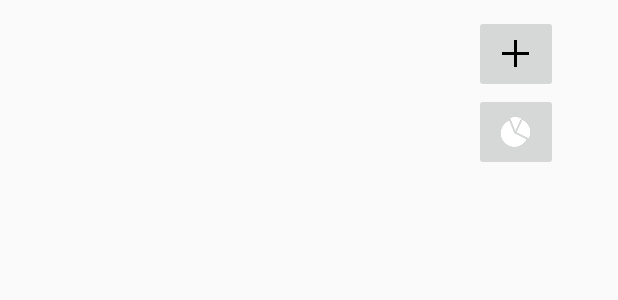
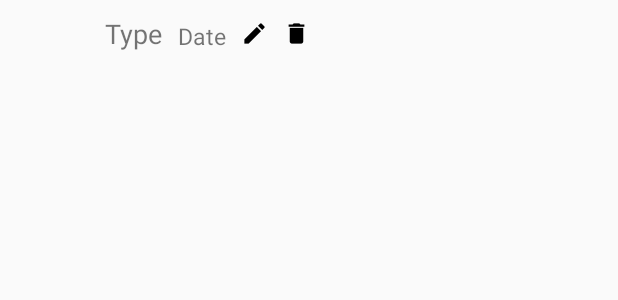
Before and after one commit to VeronicaSalm/vsalm-FeelsBook, an Android app: the layout emotion_entry.xml on its own in the app's theme, with its tools: preview values and no code run, on a phone screen of 412 x 824 dp. Shown: the top 300 px of the screen. Run offline under Robolectric (Android 15) with nearby library versions, the phone set to English and light mode, and no system bars.

Commit message:
Got date format to work!

```diff
--- a/app/src/main/java/com/example/veronica/vsalm_feelsbook/Emotion.java
+++ b/app/src/main/java/com/example/veronica/vsalm_feelsbook/Emotion.java
@@ -3,7 +3,10 @@ package com.example.veronica.vsalm_feelsbook;
 import android.media.Image;
 
 import java.io.Serializable;
+import java.text.SimpleDateFormat;
+import java.util.Calendar;
 import java.util.Date;
+import java.util.Locale;
 
 public abstract class Emotion implements Serializable {
 
@@ -36,17 +39,18 @@ public abstract class Emotion implements Serializable {
     Date getTimestamp() { return this.timestamp; }
     void setComment(String new_c) { this.comment = new_c; }
     void setTimestamp(Date t) { this.timestamp = t; }
-    String getTimestampString() {return this.timestamp.toString(); }
+    String getTimestampString() {
+        SimpleDateFormat df = new SimpleDateFormat("MMM dd, yyyy hh:mm a");
+        return df.format(this.timestamp);
+    }
     String getTypeString() { return this.type; }
     void setTypeString(String t) { this.type = t; }
     void setId(int id) {this.id = id;}
     int getId() { return this.id; }
 
     public String toString() {
-        String emotion_string = this.type + " | " + this.timestamp.toString()
+        return this.type + " | " + this.timestamp.toString()
                                 + " | " + this.comment;
-
-        return emotion_string;
     }
 
 }
--- a/app/src/main/res/layout/emotion_entry.xml
+++ b/app/src/main/res/layout/emotion_entry.xml
@@ -9,17 +9,18 @@
     android:paddingRight="10dp"
     android:paddingBottom="10dp">
 
-    <!--<ImageView-->
-    <!--android:id="@+id/emoji"-->
-    <!--android:layout_width="100dp"-->
-    <!--android:layout_height="100dp"-->
-    <!--android:layout_marginRight="10dp"-->
-    <!--android:contentDescription="Emoji image" />-->
+    <ImageView
+    android:id="@+id/emoji"
+    android:layout_width="50dp"
+    android:layout_height="50dp"
+    android:layout_marginRight="10dp"
+    android:contentDescription="Emoji image" />
     <!--android:layout_toRightOf="@+id/emoji"-->
 
     <LinearLayout xmlns:tools="http://schemas.android.com/tools"
         android:id="@+id/emotion_info"
-        android:layout_width="306dp"
+        android:layout_toRightOf="@+id/emoji"
+        android:layout_width="match_parent"
         android:layout_height="match_parent"
         android:orientation="vertical"
         app:layout_behavior="@string/appbar_scrolling_view_behavior">
@@ -29,11 +30,16 @@
         <!--android:layout_height="wrap_content"-->
         <!--android:orientation="vertical">-->
 
+        <RelativeLayout android:layout_width="match_parent"
+            android:layout_height="match_parent"
+            android:orientation="vertical">
+
         <TextView
             android:id="@+id/type"
             android:layout_width="wrap_content"
             android:layout_height="wrap_content"
             android:layout_marginBottom="10dp"
+            android:text="Type"
             android:textSize="18sp" />
 
         <TextView
@@ -41,52 +47,76 @@
             android:layout_width="wrap_content"
             android:layout_height="wrap_content"
             android:layout_marginBottom="10dp"
+            android:layout_marginTop="3dp"
+            android:layout_toRightOf="@+id/type"
+            android:layout_marginLeft="10dp"
+            android:text="Date"
             android:textSize="15sp" />
+
+
+            <ImageButton
+                android:id="@+id/edit"
+                android:layout_marginLeft="10dp"
+                android:layout_marginTop="3dp"
+                android:layout_width="wrap_content"
+                android:layout_height="wrap_content"
+                android:background="#0000"
+                android:layout_toRightOf="@+id/date"
+                android:contentDescription="edit"
+                android:visibility="visible"
+                app:srcCompat="@drawable/ic_mode_edit" />
+
+            <ImageButton
+                android:id="@+id/delete"
+                android:layout_width="wrap_content"
+                android:layout_height="wrap_content"
+                android:layout_marginLeft="10dp"
+                android:layout_toRightOf="@+id/edit"
+                android:layout_marginTop="3dp"
+                android:background="#0000"
+                android:contentDescription="delete"
+                android:visibility="visible"
+                app:srcCompat="@drawable/ic_delete" />
+
+
+        </RelativeLayout>
+
+
+
+
+
 
         <TextView
             android:id="@+id/comment"
             android:layout_width="wrap_content"
             android:layout_height="wrap_content"
             android:layout_marginBottom="10dp"
+            android:text="Comment"
             android:textSize="15sp" />
 
 
         <!--</LinearLayout>-->
     </LinearLayout>
 
-    <LinearLayout xmlns:tools="http://schemas.android.com/tools"
-        android:id="@+id/buttons"
-        android:layout_width="118dp"
-        android:layout_height="match_parent"
-        android:layout_toRightOf="@+id/emotion_info"
-        android:orientation="vertical"
-        app:layout_behavior="@string/appbar_scrolling_view_behavior">
-        <!--<LinearLayout-->
-        <!--xmlns:android="http://schemas.android.com/apk/res/android"-->
-        <!--android:layout_width="match_parent"-->
-        <!--android:layout_height="wrap_content"-->
-        <!--android:orientation="vertical">-->
+    <!--<LinearLayout xmlns:tools="http://schemas.android.com/tools"-->
+        <!--android:id="@+id/buttons"-->
+        <!--android:layout_width="37dp"-->
+        <!--android:layout_height="match_parent"-->
+        <!--android:layout_marginLeft="-39dp"-->
+        <!--android:layout_toRightOf="@+id/emotion_info"-->
+        <!--android:orientation="vertical"-->
+        <!--app:layout_behavior="@string/appbar_scrolling_view_behavior">-->
+        <!--&lt;!&ndash;<LinearLayout&ndash;&gt;-->
+        <!--&lt;!&ndash;xmlns:android="http://schemas.android.com/apk/res/android"&ndash;&gt;-->
+        <!--&lt;!&ndash;android:layout_width="match_parent"&ndash;&gt;-->
+        <!--&lt;!&ndash;android:layout_height="wrap_content"&ndash;&gt;-->
+        <!--&lt;!&ndash;android:orientation="vertical">&ndash;&gt;-->
 
-        <ImageButton
-            android:id="@+id/edit"
-            android:layout_width="wrap_content"
-            android:layout_height="wrap_content"
-            android:contentDescription="edit"
-            android:visibility="visible"
-            app:srcCompat="@drawable/ic_action_add" />
-
-        <ImageButton
-            android:id="@+id/delete"
-            android:layout_width="wrap_content"
-            android:layout_height="wrap_content"
-            android:baselineAligned="false"
-            android:contentDescription="delete"
-            android:visibility="visible"
-            app:srcCompat="@drawable/ic_action_pie_chart" />
+        <!---->
 
 
-        <!--</LinearLayout>-->
-    </LinearLayout>
+        <!--&lt;!&ndash;</LinearLayout>&ndash;&gt;-->
+    <!--</LinearLayout>-->
 
 
     <!--<ImageView-->
```
Also changed, not shown: app/src/main/res/drawable-hdpi/ic_delete.png (added), app/src/main/res/drawable-hdpi/ic_mode_edit.png (added), app/src/main/res/drawable-mdpi/ic_delete.png (added), app/src/main/res/drawable-mdpi/ic_mode_edit.png (added), app/src/main/res/drawable-xhdpi/ic_delete.png (added), app/src/main/res/drawable-xhdpi/ic_mode_edit.png (added), app/src/main/res/drawable-xxhdpi/ic_delete.png (added), app/src/main/res/drawable-xxhdpi/ic_mode_edit.png (added), app/src/main/res/drawable-xxxhdpi/ic_delete.png (added), app/src/main/res/drawable-xxxhdpi/ic_mode_edit.png (added).
